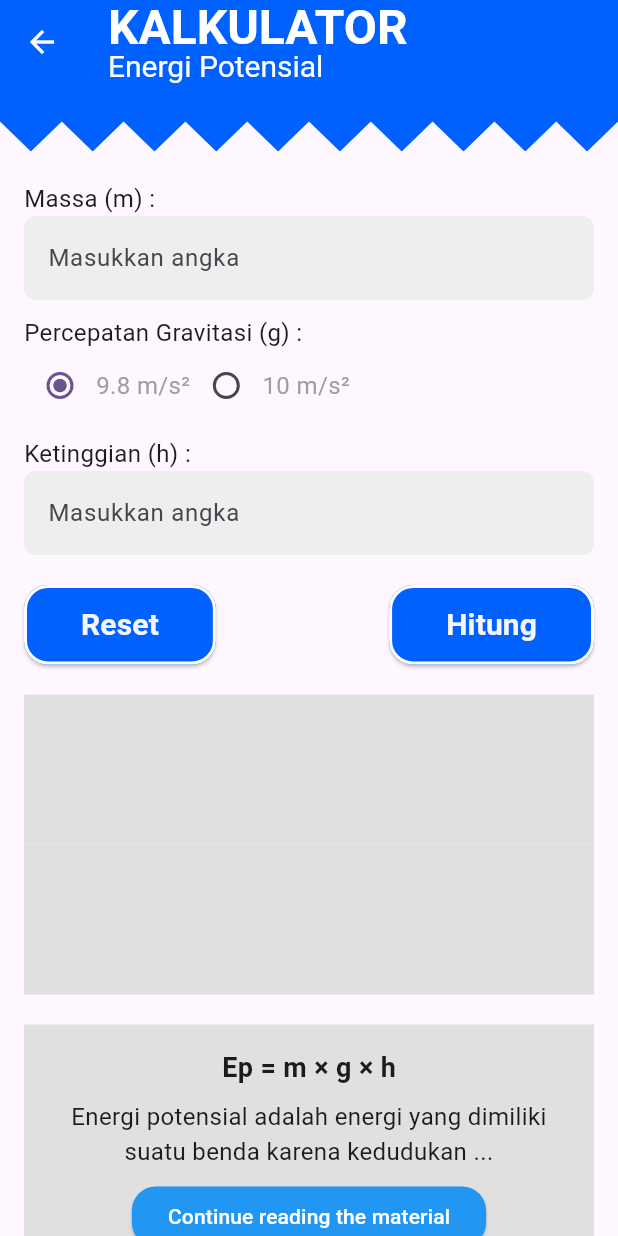
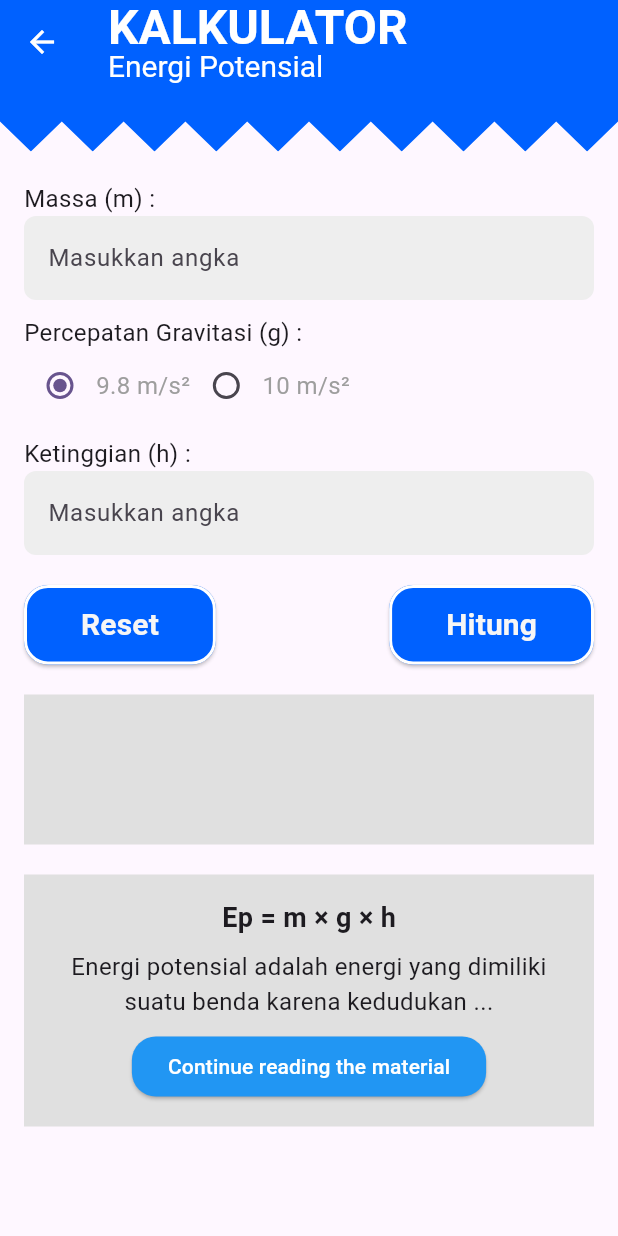
Before and after one commit to DesrielKiki/sunco_physics, a Flutter app: the PotentialEnergyCalculatorScreen screen opened by its route, on a phone screen of 412 x 824 dp. Run offline on Flutter 3.47's test engine with Material 3 defaults, Android fonts, the light colour scheme and no system bars; our stand-ins replace cloud_firestore, firebase_auth, firebase_core, firebase_storage, image_picker, shared_preferences; accounts and stored records are empty.

Commit message:
:wrench: modify potential energy

```diff
--- a/lib/presentation/screen/calculator/calculator_list/potential_energy_calculator.dart
+++ b/lib/presentation/screen/calculator/calculator_list/potential_energy_calculator.dart
@@ -15,7 +15,6 @@ class _PotentialEnergyCalculatorScreenState
     with TickerProviderStateMixin {
   final TextEditingController _massaController = TextEditingController();
   final TextEditingController _ketinggianController = TextEditingController();
-  String _result = '';
   double _selectedGravitasi = 9.8;
 
   late AnimationController _animationController;
@@ -315,18 +314,6 @@ class _PotentialEnergyCalculatorScreenState
                             width: double.infinity,
                           ),
                   ),
-                  Container(
-                    width: double.infinity,
-                    height: 100,
-                    color: Colors.grey.shade300,
-                    child: Center(
-                      child: Text(
-                        _result,
-                        style: const TextStyle(fontSize: 18),
-                        textAlign: TextAlign.center,
-                      ),
-                    ),
-                  ),
                   const SizedBox(height: 20),
                   Container(
                     width: double.infinity,
```
